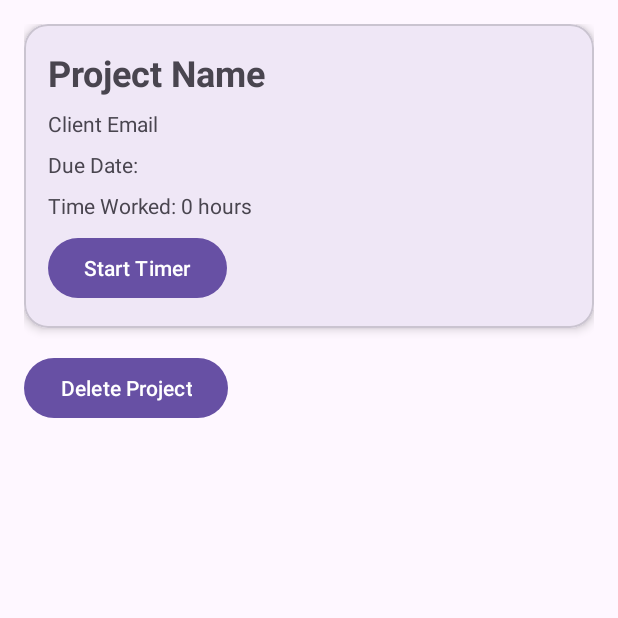
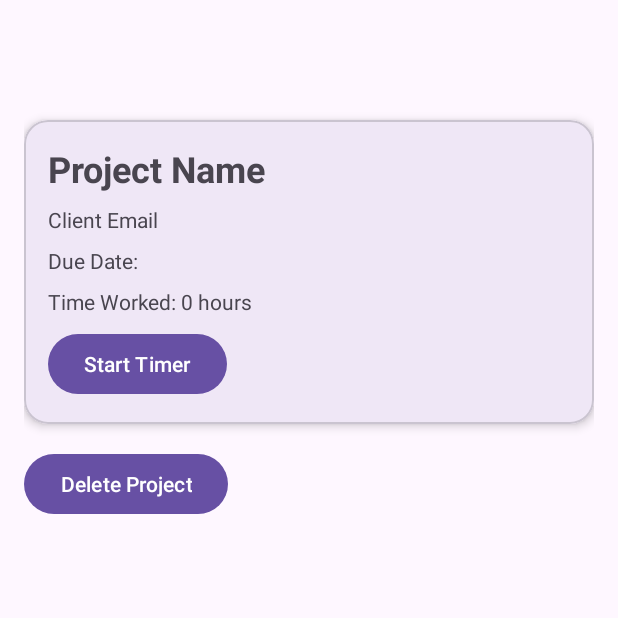
Before and after one commit to liehanels/Project-Manager, an Android app built with Jetpack Compose: the ViewProjectActivity screen opened directly, with no data from a screen before it, on a phone screen of 412 x 824 dp, the top half of it. Run offline under Robolectric (Android 15) with nearby library versions, the light colour scheme and no system bars; our stand-ins replace Firebase (no records; nobody signed in at launch, a user with empty details on screens opened directly); 2 statements that could not run were skipped.

Commit message:
The UI on viewProject looks a little better now

```diff
--- a/app/src/main/res/layout/activity_view_project.xml
+++ b/app/src/main/res/layout/activity_view_project.xml
@@ -7,7 +7,7 @@
 
     <androidx.constraintlayout.widget.ConstraintLayout
         android:layout_width="match_parent"
-        android:layout_height="wrap_content"
+        android:layout_height="match_parent"
         android:padding="16dp">
 
         <com.google.android.material.card.MaterialCardView
@@ -16,9 +16,11 @@
             android:layout_height="wrap_content"
             app:cardCornerRadius="16dp"
             app:cardElevation="4dp"
+            app:layout_constraintBottom_toBottomOf="parent"
             app:layout_constraintTop_toTopOf="parent"
             app:layout_constraintStart_toStartOf="parent"
-            app:layout_constraintEnd_toEndOf="parent">
+            app:layout_constraintEnd_toEndOf="parent"
+            app:layout_constraintVertical_bias="0.5">
 
             <androidx.constraintlayout.widget.ConstraintLayout
                 android:layout_width="match_parent"
```
